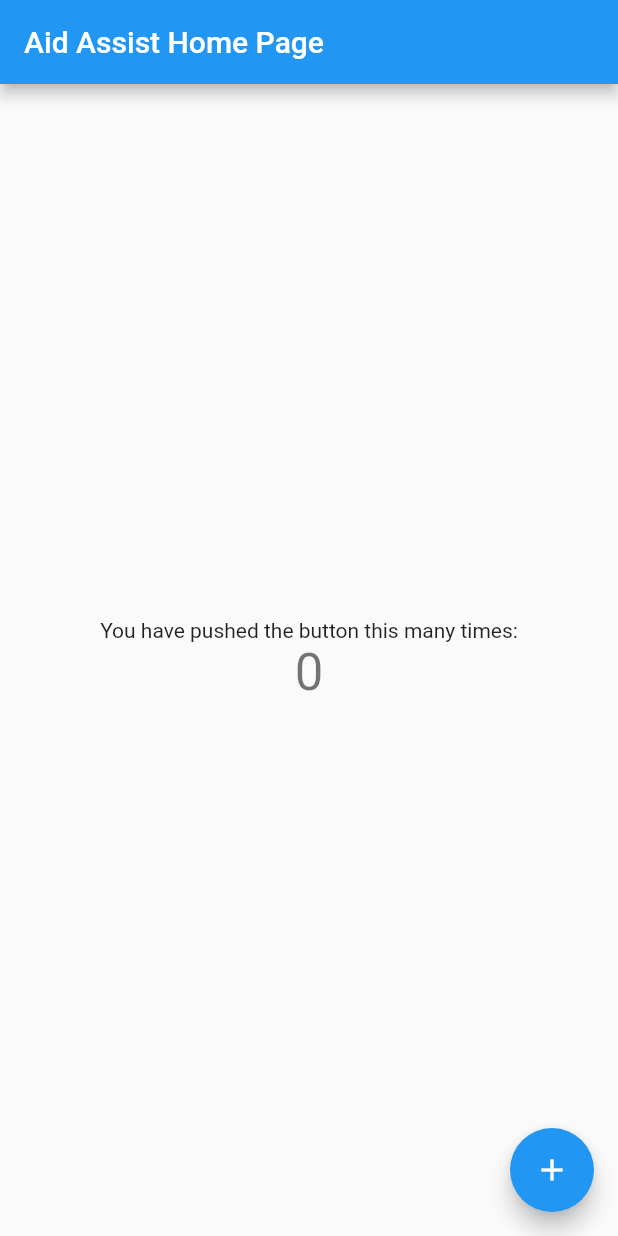
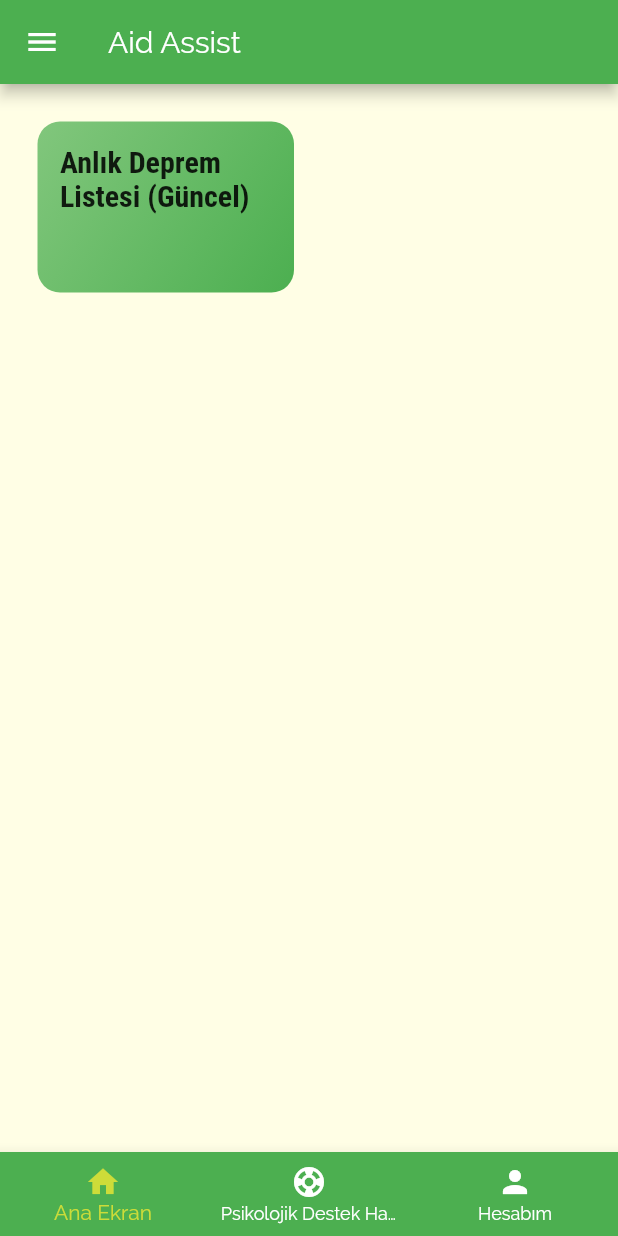
Before and after one commit to BIL-496-Bitirme-Projesi-Grup-X/Aid-Assist-Frontend, a Flutter app: the screen it shows after launch, on a phone screen of 412 x 824 dp. Run offline on Flutter 3.47's test engine with Material 2 defaults, Android fonts, the light colour scheme and no system bars.

Commit message:
Main drawer is added. Related codes about app structure is added.

```diff
--- a/lib/main.dart
+++ b/lib/main.dart
@@ -1,113 +1,42 @@
 import 'package:flutter/material.dart';
 
-void main() {
-  runApp(MyApp());
-}
+import './screens/tabs_screen.dart';
+import 'screens/main_screen.dart';
+
+void main() => runApp(MyApp());
 
 class MyApp extends StatelessWidget {
-  // This widget is the root of your application.
   @override
   Widget build(BuildContext context) {
     return MaterialApp(
       title: 'Aid Assist',
       theme: ThemeData(
-        // This is the theme of your application.
-        //
-        // Try running your application with "flutter run". You'll see the
-        // application has a blue toolbar. Then, without quitting the app, try
-        // changing the primarySwatch below to Colors.green and then invoke
-        // "hot reload" (press "r" in the console where you ran "flutter run",
-        // or simply save your changes to "hot reload" in a Flutter IDE).
-        // Notice that the counter didn't reset back to zero; the application
-        // is not restarted.
-        primarySwatch: Colors.blue,
+        primarySwatch: Colors.green,
+        accentColor: Colors.lime,
+        canvasColor: Color.fromRGBO(255, 254, 229, 1),
+        fontFamily: 'Raleway',
+        textTheme: ThemeData.light().textTheme.copyWith(
+            bodyText2: TextStyle(
+              color: Color.fromRGBO(20, 51, 51, 1),
+            ),
+            bodyText1: TextStyle(
+              color: Color.fromRGBO(20, 51, 51, 1),
+            ),
+            headline6: TextStyle(
+              fontSize: 20,
+              fontFamily: 'RobotoCondensed',
+              fontWeight: FontWeight.bold,
+            )),
       ),
-      home: MyHomePage(title: 'Aid Assist Home Page'),
+      initialRoute: '/',
+      routes: {
+        '/': (ctx) => TabsScreen(),
+      },
+      onUnknownRoute: (settings) {
+        return MaterialPageRoute(
+          builder: (ctx) => MainScreen(),
+        );
+      },
     );
   }
 }
-
-class MyHomePage extends StatefulWidget {
-  MyHomePage({Key key, this.title}) : super(key: key);
-
-  // This widget is the home page of your application. It is stateful, meaning
-  // that it has a State object (defined below) that contains fields that affect
-  // how it looks.
-
-  // This class is the configuration for the state. It holds the values (in this
-  // case the title) provided by the parent (in this case the App widget) and
-  // used by the build method of the State. Fields in a Widget subclass are
-  // always marked "final".
-
-  final String title;
-
-  @override
-  _MyHomePageState createState() => _MyHomePageState();
-}
-
-class _MyHomePageState extends State<MyHomePage> {
-  int _counter = 0;
-
-  void _incrementCounter() {
-    setState(() {
-      // This call to setState tells the Flutter framework that something has
-      // changed in this State, which causes it to rerun the build method below
-      // so that the display can reflect the updated values. If we changed
-      // _counter without calling setState(), then the build method would not be
-      // called again, and so nothing would appear to happen.
-      _counter++;
-    });
-  }
-
-  @override
-  Widget build(BuildContext context) {
-    // This method is rerun every time setState is called, for instance as done
-    // by the _incrementCounter method above.
-    //
-    // The Flutter framework has been optimized to make rerunning build methods
-    // fast, so that you can just rebuild anything that needs updating rather
-    // than having to individually change instances of widgets.
-    return Scaffold(
-      appBar: AppBar(
-        // Here we take the value from the MyHomePage object that was created by
-        // the App.build method, and use it to set our appbar title.
-        title: Text(widget.title),
-      ),
-      body: Center(
-        // Center is a layout widget. It takes a single child and positions it
-        // in the middle of the parent.
-        child: Column(
-          // Column is also a layout widget. It takes a list of children and
-          // arranges them vertically. By default, it sizes itself to fit its
-          // children horizontally, and tries to be as tall as its parent.
-          //
-          // Invoke "debug painting" (press "p" in the console, choose the
-          // "Toggle Debug Paint" action from the Flutter Inspector in Android
-          // Studio, or the "Toggle Debug Paint" command in Visual Studio Code)
-          // to see the wireframe for each widget.
-          //
-          // Column has various properties to control how it sizes itself and
-          // how it positions its children. Here we use mainAxisAlignment to
-          // center the children vertically; the main axis here is the vertical
-          // axis because Columns are vertical (the cross axis would be
-          // horizontal).
-          mainAxisAlignment: MainAxisAlignment.center,
-          children: <Widget>[
-            Text(
-              'You have pushed the button this many times:',
-            ),
-            Text(
-              '$_counter',
-              style: Theme.of(context).textTheme.headline4,
-            ),
-          ],
-        ),
-      ),
-      floatingActionButton: FloatingActionButton(
-        onPressed: _incrementCounter,
-        tooltip: 'Increment',
-        child: Icon(Icons.add),
-      ), // This trailing comma makes auto-formatting nicer for build methods.
-    );
-  }
-}
--- /dev/null
+++ b/lib/screens/latest_earthquakes_screen.dart
@@ -0,0 +1,12 @@
+import 'package:flutter/material.dart';
+
+class LatestEarthquakesScreen extends StatelessWidget {
+  @override
+  Widget build(BuildContext context) {
+    return Scaffold(
+        appBar: AppBar(title: Text("Anlık Deprem Listesi (Güncel)")),
+        body: Center(
+          child: Text('Anlık Deprem Listesi (Güncel)'),
+        ));
+  }
+}
--- /dev/null
+++ b/lib/screens/main_screen.dart
@@ -0,0 +1,50 @@
+import 'package:flutter/material.dart';
+
+import 'latest_earthquakes_screen.dart';
+
+class MainScreen extends StatelessWidget {
+  @override
+  Widget build(BuildContext context) {
+    return GridView(
+      padding: const EdgeInsets.all(25),
+      children: [
+        InkWell(
+          onTap: () => {
+            Navigator.push(
+              context,
+              MaterialPageRoute(
+                builder: (context) => LatestEarthquakesScreen(),
+              ),
+            )
+          },
+          splashColor: Theme.of(context).primaryColor,
+          borderRadius: BorderRadius.circular(15),
+          child: Container(
+            padding: const EdgeInsets.all(15),
+            child: Text(
+              "Anlık Deprem Listesi (Güncel)",
+              style: Theme.of(context).textTheme.headline6,
+            ),
+            decoration: BoxDecoration(
+              gradient: LinearGradient(
+                colors: [
+                  Colors.green.withOpacity(0.7),
+                  Colors.green,
+                ],
+                begin: Alignment.topLeft,
+                end: Alignment.bottomRight,
+              ),
+              borderRadius: BorderRadius.circular(15),
+            ),
+          ),
+        ),
+      ],
+      gridDelegate: SliverGridDelegateWithMaxCrossAxisExtent(
+        maxCrossAxisExtent: 200,
+        childAspectRatio: 3 / 2,
+        crossAxisSpacing: 20,
+        mainAxisSpacing: 20,
+      ),
+    );
+  }
+}
--- /dev/null
+++ b/lib/screens/tabs_screen.dart
@@ -0,0 +1,71 @@
+import 'package:flutter/material.dart';
+
+import '../widgets/main_drawer.dart';
+import 'my_account_screen.dart';
+import 'main_screen.dart';
+import './psychological_support_screen.dart';
+
+class TabsScreen extends StatefulWidget {
+  @override
+  _TabsScreenState createState() => _TabsScreenState();
+}
+
+class _TabsScreenState extends State<TabsScreen> {
+  final List<Map<String, Object>> _pages = [
+    {
+      'page': MainScreen(),
+      'title': 'Aid Assist',
+    },
+    {
+      'page': PsychologicalSupportScreen(),
+      'title': 'Psikolojik Destek Hattı',
+    },
+    {
+      'page': MyAccountScreen(),
+      'title': 'Hesabım',
+    },
+  ];
+  int _selectedPageIndex = 0;
+
+  void _selectPage(int index) {
+    setState(() {
+      _selectedPageIndex = index;
+    });
+  }
+
+  @override
+  Widget build(BuildContext context) {
+    return Scaffold(
+      appBar: AppBar(
+        title: Text('Aid Assist'),
+      ),
+      drawer: MainDrawer(),
+      body: _pages[_selectedPageIndex]['page'],
+      bottomNavigationBar: BottomNavigationBar(
+        onTap: _selectPage,
+        backgroundColor: Theme.of(context).primaryColor,
+        unselectedItemColor: Colors.white,
+        selectedItemColor: Theme.of(context).accentColor,
+        currentIndex: _selectedPageIndex,
+        // type: BottomNavigationBarType.fixed,
+        items: [
+          BottomNavigationBarItem(
+            backgroundColor: Theme.of(context).primaryColor,
+            icon: Icon(Icons.home),
+            label: 'Ana Ekran',
+          ),
+          BottomNavigationBarItem(
+            backgroundColor: Theme.of(context).primaryColor,
+            icon: Icon(Icons.support),
+            label: 'Psikolojik Destek Hattı',
+          ),
+          BottomNavigationBarItem(
+            backgroundColor: Theme.of(context).primaryColor,
+            icon: Icon(Icons.person),
+            label: 'Hesabım',
+          ),
+        ],
+      ),
+    );
+  }
+}
```
Also changed, not shown: lib/screens/my_account_screen.dart (added, +10 -0 lines), lib/screens/psychological_support_screen.dart (added, +10 -0 lines), lib/widgets/main_drawer.dart (added, +51 -0 lines), pubspec.yaml (+22 -22 lines), assets/fonts/Raleway-Black.ttf (added), assets/fonts/Raleway-Bold.ttf (added), assets/fonts/Raleway-Regular.ttf (added), assets/fonts/RobotoCondensed-Bold.ttf (added), assets/fonts/RobotoCondensed-Italic.ttf (added), assets/fonts/RobotoCondensed-Light.ttf (added), assets/fonts/RobotoCondensed-Regular.ttf (added).
